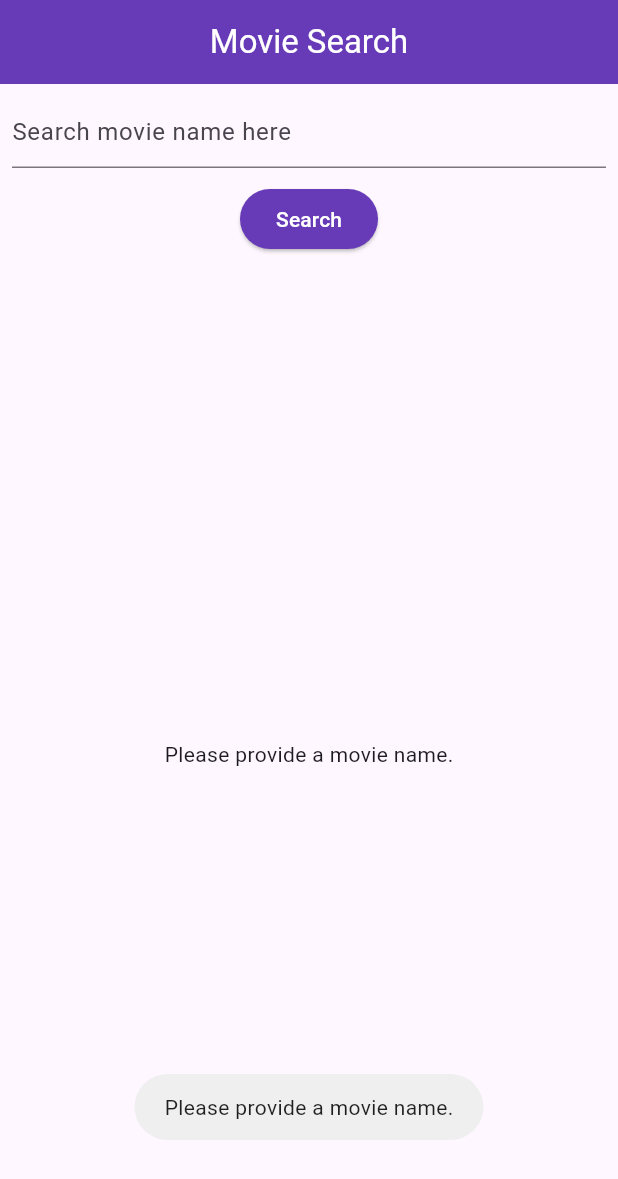
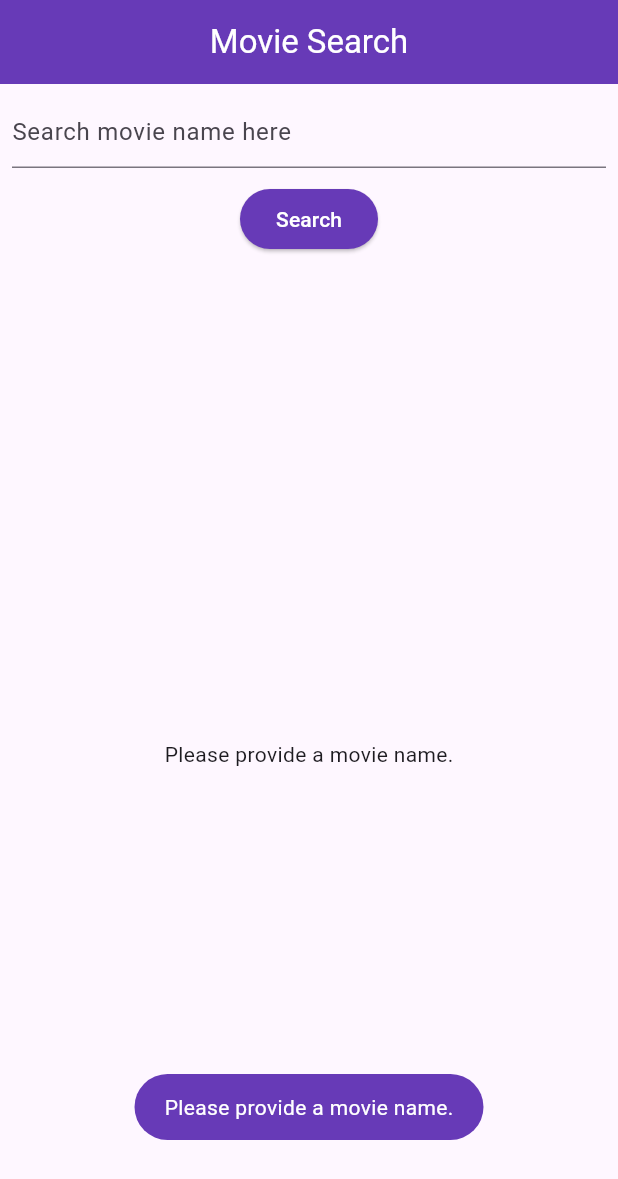
Before and after one commit to Yousafmanan/movies_search_api, a Flutter app: the screen it shows after launch, after a tap on "Search", on a phone screen of 412 x 824 dp. Shown: the top 1179 px of the screen. Run offline on Flutter 3.47's test engine with Material 3 defaults, Android fonts, the phone set to English and light mode, and no system bars; our stand-ins replace fluttertoast.

Commit message:
Changed the flutter toast background

```diff
--- a/lib/screens/home_screen.dart
+++ b/lib/screens/home_screen.dart
@@ -81,7 +81,7 @@ class _HomeScreenState extends State<HomeScreen> {
                   getMovie(searchController.text);
                   setState(() => isSearching = false);
                 } else {
-                  Fluttertoast.showToast(msg: 'Please provide a movie name.');
+                  Fluttertoast.showToast(msg: 'Please provide a movie name.', backgroundColor: Colors.deepPurple);
                 }
               },
               child: isSearching
```
